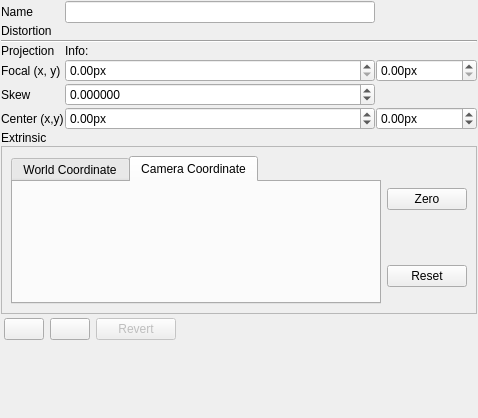
Qt form utils/distortioncorrector/cameraModelParametersControlWidget.ui (NickPenkrat/corecvs) before a commit.
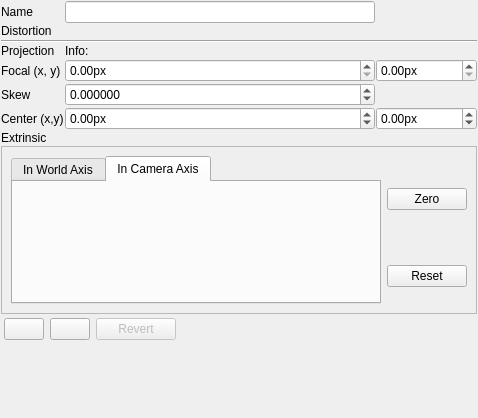
The same form after that commit. The open tabs and pages were chosen to show the change. Icons and pictures are not drawn. Custom widgets are drawn as their Qt base class.

The edit to the form file:
```diff
--- a/utils/distortioncorrector/cameraModelParametersControlWidget.ui
+++ b/utils/distortioncorrector/cameraModelParametersControlWidget.ui
@@ -320,6 +320,9 @@
       </item>
       <item row="0" column="0" rowspan="2">
        <widget class="QTabWidget" name="tabWidget">
+        <property name="enabled">
+         <bool>true</bool>
+        </property>
         <property name="sizePolicy">
          <sizepolicy hsizetype="MinimumExpanding" vsizetype="MinimumExpanding">
           <horstretch>0</horstretch>
@@ -334,7 +337,7 @@
         </property>
         <widget class="QWidget" name="tab">
          <attribute name="title">
-          <string>World Coordinate</string>
+          <string>In World Axis</string>
          </attribute>
          <layout class="QGridLayout" name="gridLayout_2">
           <item row="0" column="0">
@@ -357,7 +360,7 @@
         </widget>
         <widget class="QWidget" name="tab_2">
          <attribute name="title">
-          <string>Camera Coordinate</string>
+          <string>In Camera Axis</string>
          </attribute>
          <layout class="QGridLayout" name="gridLayout_3">
           <item row="0" column="0">
```
Left out of the diff: 2 changed lines with no effect on the pictures.
